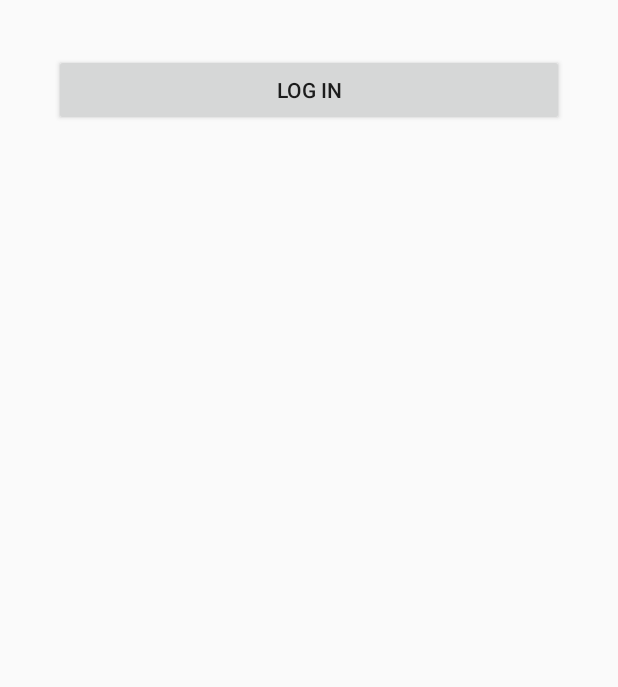
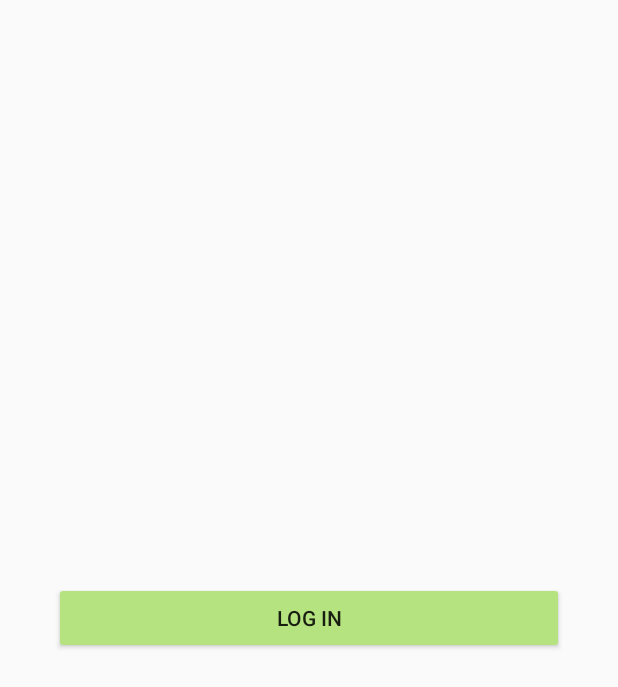
Before and after one commit to huilin-zou/SimpleTweet, an Android app: the layout activity_login.xml on its own in the app's theme, with its tools: preview values and no code run, on a phone screen of 412 x 824 dp. Shown: the top 687 px of the screen. Run offline under Robolectric (Android 15) with nearby library versions, the phone set to English and light mode, and no system bars.

Commit message:
required stories complete

```diff
--- a/app/src/main/java/com/codepath/apps/restclienttemplate/TimelineActivity.java
+++ b/app/src/main/java/com/codepath/apps/restclienttemplate/TimelineActivity.java
@@ -29,7 +29,7 @@ public class TimelineActivity extends AppCompatActivity {
     List<Tweet> tweets;
     TweetsAdapter adapter;
     SwipeRefreshLayout swipeContainer;
-    com.codepath.apps.SimpleTweet.EndlessRecyclerViewScrollListener scrollListener;
+    EndlessRecyclerViewScrollListener scrollListener;
 
     @Override
     protected void onCreate(Bundle savedInstanceState) {
@@ -58,7 +58,7 @@ public class TimelineActivity extends AppCompatActivity {
         tweets=new ArrayList<>();
         adapter=new TweetsAdapter(this,tweets);
         LinearLayoutManager layoutManager=new LinearLayoutManager(this);
-        rvTweets.setLayoutManager(new LinearLayoutManager(this));
+        rvTweets.setLayoutManager(layoutManager);
         rvTweets.setAdapter(adapter);
 
         scrollListener = new EndlessRecyclerViewScrollListener(layoutManager) {
--- a/app/src/main/java/com/codepath/apps/restclienttemplate/models/User.java
+++ b/app/src/main/java/com/codepath/apps/restclienttemplate/models/User.java
@@ -14,7 +14,7 @@ public class User {
     public static User fromJson(JSONObject jsonObject) throws JSONException {
         User user=new User();
         user.name=jsonObject.getString("name");
-        user.screenName=jsonObject.getString("screenName");
+        user.screenName=jsonObject.getString("screen_name");
         user.profileImageUrl=jsonObject.getString("profile_image_url_https");
 
         return user;
--- a/app/src/main/res/layout/activity_login.xml
+++ b/app/src/main/res/layout/activity_login.xml
@@ -11,8 +11,12 @@
     <Button
         android:layout_width="match_parent"
         android:layout_height="wrap_content"
-        android:layout_centerHorizontal="true"
-        android:layout_margin="20dp"
+        android:layout_centerInParent="true"
+        android:layout_marginStart="20dp"
+        android:layout_marginTop="20dp"
+        android:layout_marginEnd="20dp"
+        android:layout_marginBottom="20dp"
+        android:backgroundTint="#B5E37F"
         android:onClick="loginToRest"
         android:text="@string/login_label" />
 
```
Also changed, not shown: app/src/main/res/layout/item_tweet.xml (+6 -4 lines).
